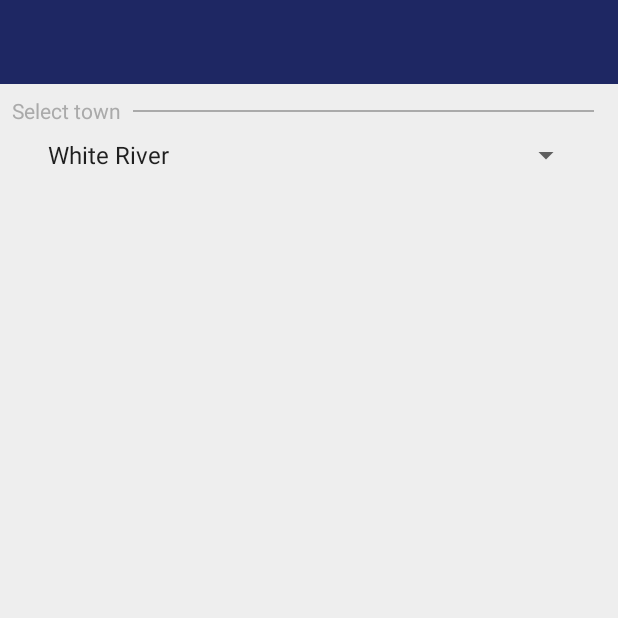
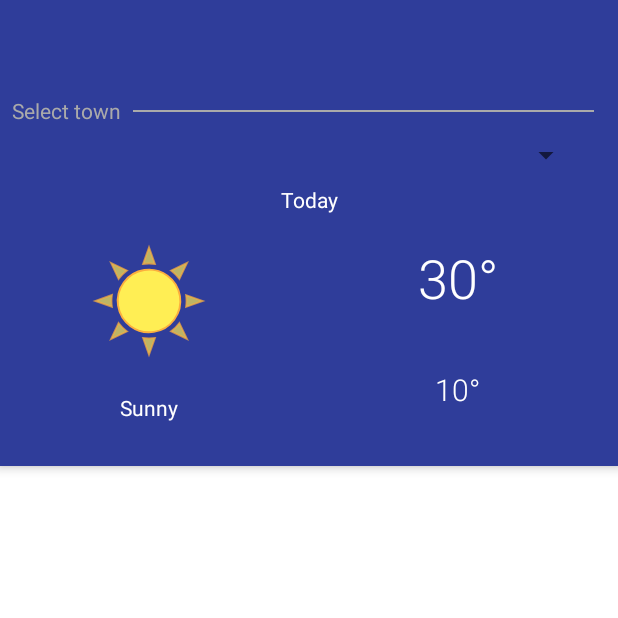
Before and after one commit to appdevgenie/Shuttle-Service, an Android app: the fragment WeatherForecastFragment placed in its activity, on a phone screen of 412 x 824 dp, the top half of it. Run offline under Robolectric (Android 15) with nearby library versions, the phone set to English and light mode, and no system bars; 2 statements that could not run were skipped.

Commit message:
update weather layout

```diff
--- a/app/src/main/java/com/appdevgenie/shuttleservice/fragments/WeatherForecastFragment.java
+++ b/app/src/main/java/com/appdevgenie/shuttleservice/fragments/WeatherForecastFragment.java
@@ -12,6 +12,7 @@ import android.view.LayoutInflater;
 import android.view.View;
 import android.view.ViewGroup;
 import android.widget.AdapterView;
+import android.widget.ArrayAdapter;
 import android.widget.ProgressBar;
 import android.widget.Spinner;
 import android.widget.Toast;
@@ -55,6 +56,10 @@ public class WeatherForecastFragment extends Fragment implements AdapterView.OnI
         context = getActivity();
 
         spSelectTown = view.findViewById(R.id.spWeatherSelectTown);
+        ArrayAdapter<CharSequence> spFromAdapter =
+                ArrayAdapter.createFromResource(context, R.array.town_names_weather, R.layout.spinner_weather_item);
+        spFromAdapter.setDropDownViewResource(android.R.layout.simple_spinner_dropdown_item);
+        spSelectTown.setAdapter(spFromAdapter);
         spSelectTown.setOnItemSelectedListener(this);
 
         rvWeather = view.findViewById(R.id.rvWeather);
@@ -73,7 +78,7 @@ public class WeatherForecastFragment extends Fragment implements AdapterView.OnI
 
     @Override
     public void onItemSelected(AdapterView<?> parent, View view, int position, long id) {
-        new LoadWetherAsyncTask().execute(spSelectTown.getSelectedItem().toString() + ",za");
+        new LoadWetherAsyncTask().execute(spSelectTown.getSelectedItem().toString().trim() + ",za");
     }
 
     @Override
--- a/app/src/main/res/layout/activity_main_container.xml
+++ b/app/src/main/res/layout/activity_main_container.xml
@@ -18,7 +18,7 @@
             android:id="@+id/toolbar"
             android:layout_width="match_parent"
             android:layout_height="?attr/actionBarSize"
-            android:background="?attr/colorPrimaryDark"
+            android:background="?attr/colorPrimary"
             android:theme="@style/ThemeOverlay.AppCompat.ActionBar"
             app:popupTheme="@style/ThemeOverlay.AppCompat.Light" />
 
--- a/app/src/main/res/layout/fragment_weather_forcast.xml
+++ b/app/src/main/res/layout/fragment_weather_forcast.xml
@@ -1,9 +1,19 @@
 <?xml version="1.0" encoding="utf-8"?>
-<android.support.constraint.ConstraintLayout xmlns:android="http://schemas.android.com/apk/res/android"
-    xmlns:tools="http://schemas.android.com/tools"
+<LinearLayout xmlns:android="http://schemas.android.com/apk/res/android"
+    xmlns:app="http://schemas.android.com/apk/res-auto"
     android:layout_width="match_parent"
     android:layout_height="match_parent"
-    xmlns:app="http://schemas.android.com/apk/res-auto">
+    android:background="@color/colorWhite"
+    android:orientation="vertical"
+    app:layout_behavior="@string/appbar_scrolling_view_behavior">
+
+
+    <android.support.constraint.ConstraintLayout xmlns:android="http://schemas.android.com/apk/res/android"
+        android:layout_width="match_parent"
+        android:layout_height="0dp"
+        android:layout_weight="1"
+        android:background="@color/colorPrimary"
+        android:elevation="4dp">
 
         <include
             android:id="@+id/select_town"
@@ -19,33 +29,104 @@
             app:layout_constraintStart_toStartOf="parent"
             app:layout_constraintTop_toTopOf="parent" />
 
+        <ImageView
+            android:id="@+id/ivWeatherToday"
+            android:layout_width="80dp"
+            android:layout_height="80dp"
+            app:layout_constraintBottom_toBottomOf="parent"
+            app:layout_constraintEnd_toStartOf="@+id/guideline3"
+            app:layout_constraintStart_toStartOf="parent"
+            app:layout_constraintTop_toBottomOf="@+id/select_town"
+            app:layout_constraintVertical_bias="0.347"
+            app:srcCompat="@drawable/ic_weather_clear" />
+
+        <TextView
+            android:id="@+id/tvWeatherTodayHeader"
+            android:layout_width="wrap_content"
+            android:layout_height="wrap_content"
+            android:text="Today"
+            android:textColor="@color/colorWhite"
+            app:layout_constraintEnd_toEndOf="parent"
+            app:layout_constraintStart_toStartOf="parent"
+            app:layout_constraintTop_toBottomOf="@+id/select_town" />
+
+
+        <TextView
+            android:id="@+id/tvWeatherTodayMaxTemp"
+            android:layout_width="wrap_content"
+            android:layout_height="wrap_content"
+            android:fontFamily="sans-serif-light"
+            android:text="30\u00b0"
+            android:textColor="@color/colorWhite"
+            android:textSize="36sp"
+            app:layout_constraintBottom_toTopOf="@+id/tvWeatherTodayMinTemp"
+            app:layout_constraintEnd_toEndOf="parent"
+            app:layout_constraintHorizontal_chainStyle="spread"
+            app:layout_constraintStart_toStartOf="@+id/guideline3"
+            app:layout_constraintTop_toTopOf="@+id/tvWeatherTodayHeader" />
+
+        <TextView
+            android:id="@+id/tvWeatherTodayMinTemp"
+            android:layout_width="wrap_content"
+            android:layout_height="wrap_content"
+            android:fontFamily="sans-serif-light"
+            android:text="10\u00b0"
+            android:textColor="@color/colorWhite"
+            android:textSize="20sp"
+            app:layout_constraintBottom_toBottomOf="parent"
+            app:layout_constraintEnd_toEndOf="parent"
+            app:layout_constraintHorizontal_chainStyle="spread"
+            app:layout_constraintStart_toStartOf="@+id/guideline3"
+            app:layout_constraintTop_toBottomOf="@+id/tvWeatherTodayMaxTemp" />
+
+        <android.support.constraint.Guideline
+            android:id="@+id/guideline3"
+            android:layout_width="wrap_content"
+            android:layout_height="wrap_content"
+            android:orientation="vertical"
+            app:layout_constraintGuide_begin="198dp" />
+
+        <TextView
+            android:id="@+id/tvWeatherTodayInfo"
+            android:layout_width="wrap_content"
+            android:layout_height="wrap_content"
+            android:layout_marginBottom="8dp"
+            android:text="Sunny"
+            android:textColor="@color/colorWhite"
+            app:layout_constraintBottom_toBottomOf="parent"
+            app:layout_constraintEnd_toEndOf="@+id/ivWeatherToday"
+            app:layout_constraintStart_toStartOf="@+id/ivWeatherToday"
+            app:layout_constraintTop_toBottomOf="@+id/ivWeatherToday" />
+
+        <android.support.constraint.Guideline
+            android:id="@+id/guideline4"
+            android:layout_width="wrap_content"
+            android:layout_height="wrap_content"
+            android:orientation="horizontal"
+            app:layout_constraintGuide_begin="89dp" />
+
+    </android.support.constraint.ConstraintLayout>
+
+    <FrameLayout
+        android:layout_width="match_parent"
+        android:layout_height="0dp"
+        android:layout_marginTop="4dp"
+        android:layout_weight="2">
+
         <android.support.v7.widget.RecyclerView
             android:id="@+id/rvWeather"
-        android:layout_width="0dp"
-        android:layout_height="0dp"
-        android:layout_marginStart="8dp"
-        android:layout_marginLeft="8dp"
-        android:layout_marginTop="16dp"
-        android:layout_marginEnd="8dp"
-        android:layout_marginRight="8dp"
-        android:layout_marginBottom="8dp"
-        android:layoutAnimation="@anim/layout_recycler_animation"
-        app:layout_constraintBottom_toBottomOf="parent"
-        app:layout_constraintEnd_toEndOf="parent"
-        app:layout_constraintStart_toStartOf="parent"
-        app:layout_constraintTop_toBottomOf="@+id/select_town"
-        tools:listitem="@layout/list_item_weather_forecast" />
+            android:layout_width="match_parent"
+            android:layout_height="match_parent" />
 
         <ProgressBar
             android:id="@+id/pbWeather"
-        android:visibility="gone"
             android:layout_width="wrap_content"
             android:layout_height="wrap_content"
-        app:layout_constraintBottom_toBottomOf="parent"
-        app:layout_constraintEnd_toEndOf="parent"
-        app:layout_constraintStart_toStartOf="parent"
-        app:layout_constraintTop_toTopOf="parent" />
+            android:layout_gravity="center"
+            android:visibility="gone" />
 
 
+    </FrameLayout>
 
-</android.support.constraint.ConstraintLayout>
+
+</LinearLayout>
--- a/app/src/main/res/layout/main_container_fragment.xml
+++ b/app/src/main/res/layout/main_container_fragment.xml
@@ -4,7 +4,6 @@
     android:id="@+id/mainActivityContainer"
     android:layout_width="match_parent"
     android:layout_height="match_parent"
-    android:background="#eee"
     android:layout_margin="8dp"
     app:layout_behavior="@string/appbar_scrolling_view_behavior">
 
--- a/app/src/main/res/layout/main_grid_recyclerview.xml
+++ b/app/src/main/res/layout/main_grid_recyclerview.xml
@@ -22,7 +22,7 @@
         android:layout_width="match_parent"
         android:layout_height="0dp"
         android:layout_weight="1"
-        android:background="@drawable/gradient_background"
+        android:background="@color/colorPrimary"
         android:elevation="4dp">
 
 
--- a/app/src/main/res/layout/spinner_item.xml
+++ b/app/src/main/res/layout/spinner_item.xml
@@ -4,7 +4,7 @@
     android:id="@+id/tvSpinnerItem"
     android:layout_width="match_parent"
     android:layout_height="wrap_content"
-    android:textColor="#333"
+    android:textColor="@color/colorBlack"
     tools:text="text"
     android:paddingTop="5dp"
     android:paddingBottom="5dp"
```
Lines whose indentation alone changed are shown as unchanged.
